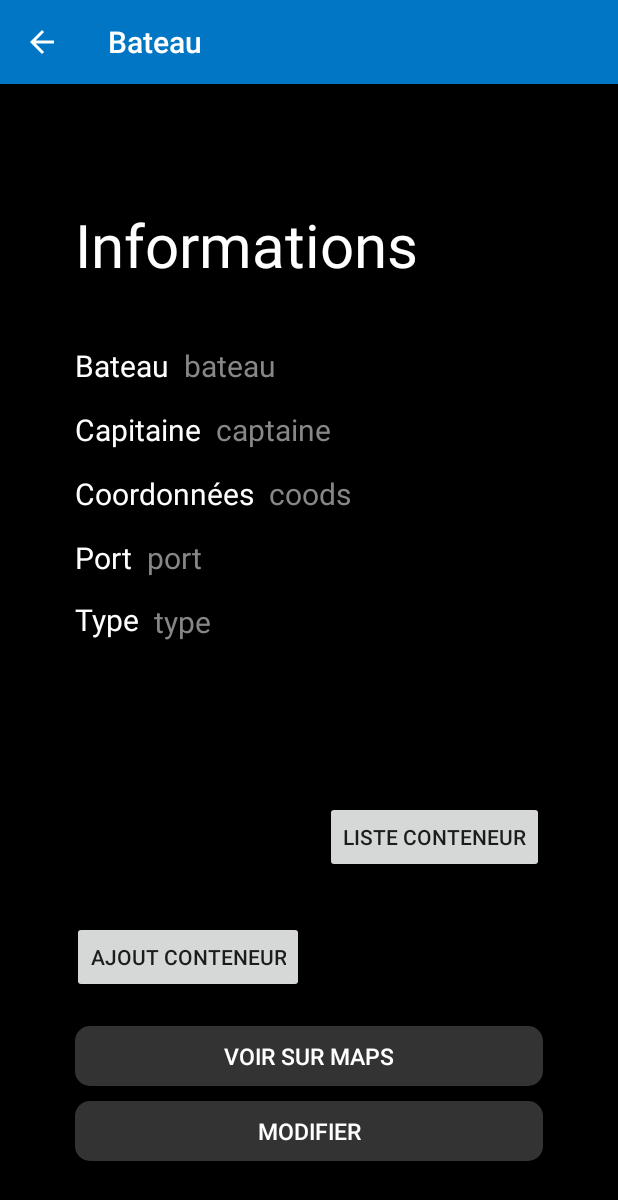
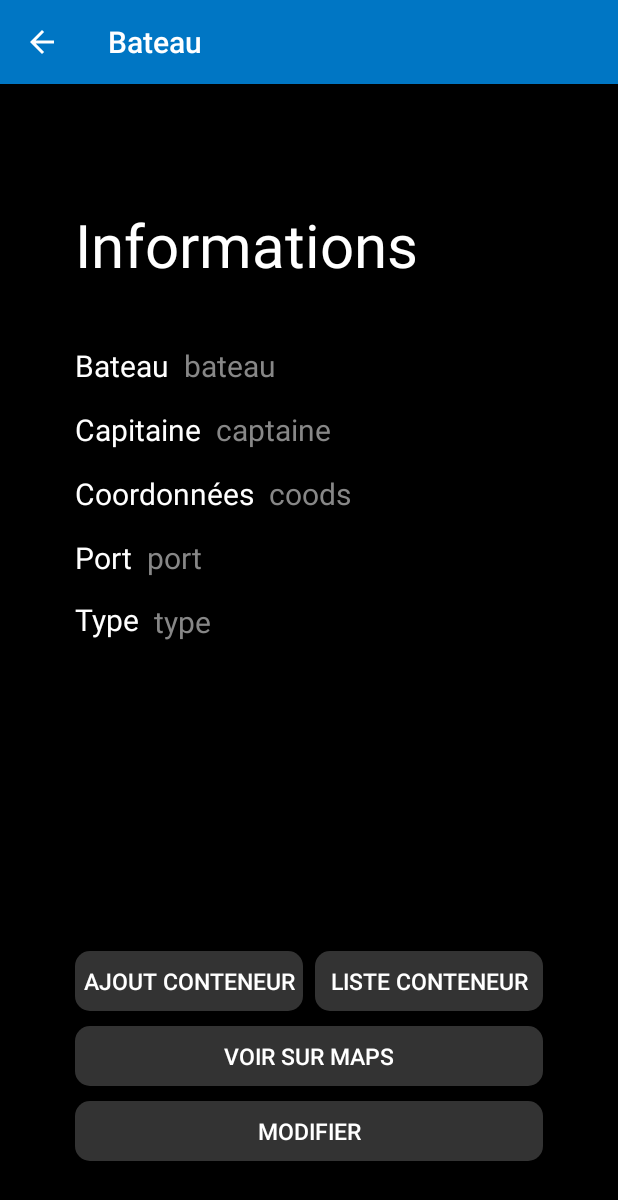
Before and after one commit to thomas-miceli/flotte-bateaux, an Android app: the BoatActivity screen opened directly, with no data from a screen before it, on a phone screen of 412 x 824 dp. Shown: the top 1200 px of the screen. Run offline under Robolectric (Android 15) with nearby library versions, the phone set to English and light mode, and no system bars; our stand-ins replace Firebase (no records; nobody signed in at launch, a user with empty details on screens opened directly); 1 statement that could not run was skipped.

Commit message:
Boat android

```diff
--- a/app/src/main/java/ovh/tomus/iut/flotte/Activities/BoatActivity.kt
+++ b/app/src/main/java/ovh/tomus/iut/flotte/Activities/BoatActivity.kt
@@ -96,7 +96,7 @@ class BoatActivity : AppCompatActivity() {
         val page = Intent(this, ListConteneurActivity::class.java)
 
         page.putExtra("DOCREF", docref)
-        page.putExtra("MODE", "add")
+        page.putExtra("MODE", "list")
 
         startActivity(page)
     }
@@ -105,7 +105,7 @@ class BoatActivity : AppCompatActivity() {
         val page = Intent(this, ListConteneurActivity::class.java)
 
         page.putExtra("DOCREF", docref)
-        page.putExtra("MODE", "list")
+        page.putExtra("MODE", "add")
 
         startActivity(page)
     }
--- a/app/src/main/java/ovh/tomus/iut/flotte/Activities/ListConteneurActivity.kt
+++ b/app/src/main/java/ovh/tomus/iut/flotte/Activities/ListConteneurActivity.kt
@@ -2,6 +2,7 @@ package ovh.tomus.iut.flotte.Activities
 
 import android.os.Bundle
 import android.support.v7.app.AppCompatActivity
+import android.util.Log
 import android.view.MenuItem
 import android.widget.AdapterView
 import android.widget.ArrayAdapter
@@ -27,12 +28,16 @@ class ListConteneurActivity : AppCompatActivity() {
 
         docref = intent.getStringExtra("DOCREF")
 
-        addContainers()
+        when (intent.getStringExtra("MODE")) {
+            "add" -> addContainers()
+            "list" -> listContainers()
+        }
 
 
     }
 
     fun addContainers() {
+        title = "Conteneurs disponibles"
         containers.get().addOnCompleteListener { e ->
             if (e.isSuccessful) {
                 val refcontainers = arrayListOf<String>()
@@ -52,8 +57,8 @@ class ListConteneurActivity : AppCompatActivity() {
                     adapter = ArrayAdapter<String>(this, R.layout.listview_item, refcontainers.toTypedArray())
                     listview.adapter = adapter
 
-                    val updates = HashMap<String, Any>(); updates["containerShip"] = docref
-                    // Suppression
+                    val updates = HashMap<String, Any>(); updates["containerShip"] = db.document(docref)
+                    // Ajout
                     db.document(item.toString()).update(updates)
                 }
 
@@ -63,6 +68,7 @@ class ListConteneurActivity : AppCompatActivity() {
     }
 
     fun listContainers() {
+        title = "Conteneurs du bateau"
         containers.get().addOnCompleteListener { e ->
             if (e.isSuccessful) {
                 val refcontainers = arrayListOf<String>()
--- a/app/src/main/res/layout/activity_boat.xml
+++ b/app/src/main/res/layout/activity_boat.xml
@@ -144,21 +144,27 @@
             app:layout_constraintTop_toBottomOf="@+id/portText" android:layout_width="280dp"/>
     <Button
             android:text="Ajout conteneur"
-            android:layout_width="wrap_content"
-            android:layout_height="wrap_content"
+            android:layout_width="0dp"
+            android:layout_height="40dp"
+            android:textColor="#FFFFFF"
+            android:textSize="15sp"
             android:id="@+id/button3" android:layout_marginTop="25dp"
             app:layout_constraintTop_toBottomOf="@+id/typeText"
             app:layout_constraintStart_toStartOf="parent"
-            android:layout_marginStart="48dp" android:layout_marginBottom="22dp"
+            android:layout_marginStart="50dp" android:layout_marginBottom="10dp"
             app:layout_constraintBottom_toTopOf="@+id/button2" android:onClick="addContainer"
-            app:layout_constraintVertical_bias="1.0"/>
+            app:layout_constraintVertical_bias="1.0" android:background="@drawable/buttonshape"
+            android:layout_marginEnd="210dp" app:layout_constraintEnd_toEndOf="parent"/>
     <Button
             android:text="Liste conteneur"
-            android:layout_width="wrap_content"
-            android:layout_height="wrap_content"
-            android:id="@+id/button4" android:layout_marginStart="13dp"
-            app:layout_constraintStart_toEndOf="@+id/button3" android:layout_marginTop="25dp"
-            app:layout_constraintTop_toBottomOf="@+id/typeText" app:layout_constraintEnd_toEndOf="parent"
-            android:layout_marginEnd="49dp" android:layout_marginBottom="22dp"
-            app:layout_constraintBottom_toTopOf="@+id/button2" android:onClick="listContainer"/>
+            android:layout_width="0dp"
+            android:layout_height="40dp"
+            android:textColor="#FFFFFF"
+            android:textSize="15sp"
+            android:id="@+id/button4" android:layout_marginStart="210dp"
+            app:layout_constraintEnd_toEndOf="parent"
+            android:layout_marginEnd="50dp"
+            android:onClick="listContainer" android:layout_marginBottom="10dp"
+            app:layout_constraintBottom_toTopOf="@+id/button2" android:background="@drawable/buttonshape"
+            app:layout_constraintHorizontal_bias="1.0" app:layout_constraintStart_toStartOf="parent"/>
 </android.support.constraint.ConstraintLayout>
```
